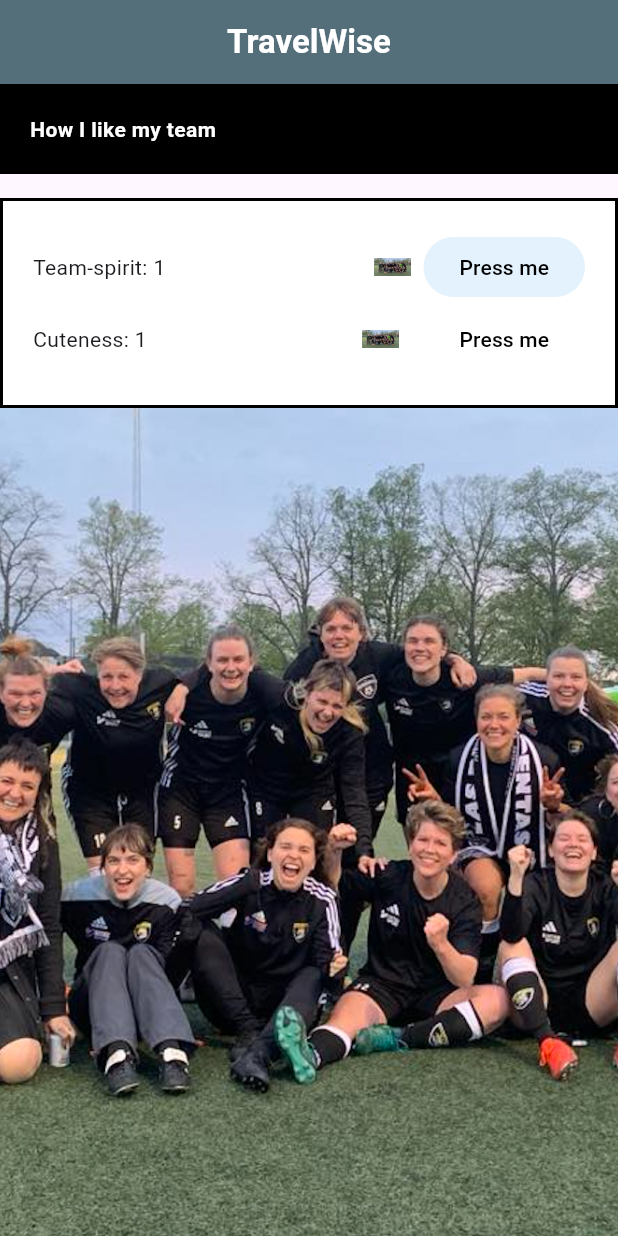
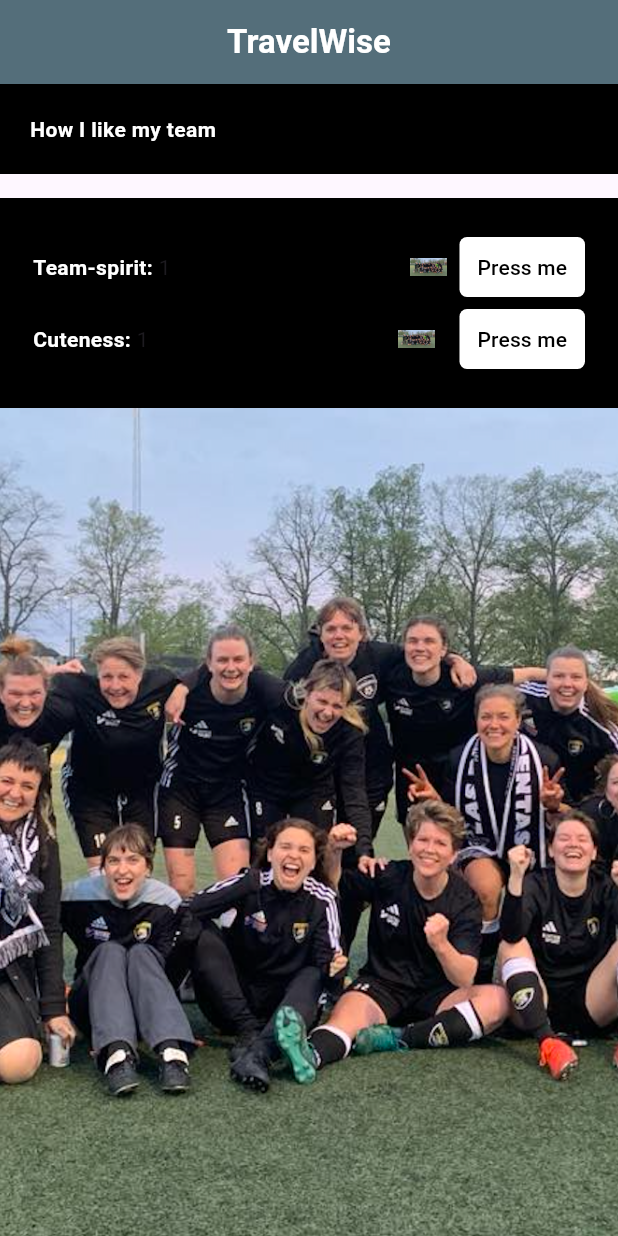
Before and after one commit to landicami/flutter-app-test, a Flutter app: the screen it shows after launch, on a phone screen of 412 x 824 dp. Run offline on Flutter 3.47's test engine with Material 3 defaults, Android fonts, the phone set to English and light mode, and no system bars.

Commit message:
Finishing off mini-flutter-app

```diff
--- a/lib/friends_prefs.dart
+++ b/lib/friends_prefs.dart
@@ -1,4 +1,6 @@
 import 'package:flutter/material.dart';
+import 'package:friend_advisor/styled_body_text.dart';
+import 'package:friend_advisor/styled_button.dart';
 
 class FriendsPrefs extends StatefulWidget {
   const FriendsPrefs({super.key});
@@ -28,7 +30,7 @@ class _FriendsPrefsState extends State<FriendsPrefs> {
     return Column(
       children: [
         Row(children: [
-          const Text('Team-spirit: '),
+          const StyledBodyText('Team-spirit: '),
           Text('$strength'),
           const Expanded(child: SizedBox()),
           for (int i = 0; i < strength; i++)
@@ -37,15 +39,11 @@ class _FriendsPrefsState extends State<FriendsPrefs> {
               width: 25,
             ),
           const SizedBox(width: 8),
-          FilledButton(
-              style: FilledButton.styleFrom(
-                  backgroundColor: Colors.blue[50],
-                  foregroundColor: Colors.black),
-              onPressed: increaseStrength,
-              child: const Text('Press me')),
+          StyledButton(
+              onPressed: increaseStrength, child: const Text('Press me')),
         ]),
         Row(children: [
-          const Text('Cuteness: '),
+          const StyledBodyText('Cuteness: '),
           Text('$sugars'),
           const Expanded(child: SizedBox()),
           if (sugars == 0) const Text('No cuties'),
@@ -58,11 +56,8 @@ class _FriendsPrefsState extends State<FriendsPrefs> {
               ),
             ),
           const SizedBox(width: 8),
-          FilledButton(
-              style: FilledButton.styleFrom(
-                  backgroundColor: Colors.white, foregroundColor: Colors.black),
-              onPressed: increaseSugars,
-              child: const Text('Press me')),
+          StyledButton(
+              onPressed: increaseSugars, child: const Text('Press me')),
         ]),
       ],
     );
--- a/lib/home.dart
+++ b/lib/home.dart
@@ -31,7 +31,7 @@ class Home extends StatelessWidget {
 
             Container(
                 decoration: BoxDecoration(
-                    color: Colors.white,
+                    color: Colors.black,
                     border: Border.all(
                       color: Colors.black,
                       width: 2,
--- /dev/null
+++ b/lib/styled_button.dart
@@ -0,0 +1,24 @@
+import 'package:flutter/material.dart';
+
+class StyledButton extends StatelessWidget {
+  const StyledButton({
+    super.key,
+    required this.onPressed,
+    required this.child,
+  });
+
+  final Widget child;
+  final void Function() onPressed;
+
+  @override
+  Widget build(BuildContext context) {
+    return TextButton(
+        style: TextButton.styleFrom(
+            backgroundColor: Colors.white,
+            foregroundColor: Colors.black,
+            shape: const RoundedRectangleBorder(
+                borderRadius: BorderRadius.all(Radius.circular(5)))),
+        onPressed: onPressed,
+        child: child);
+  }
+}
```
